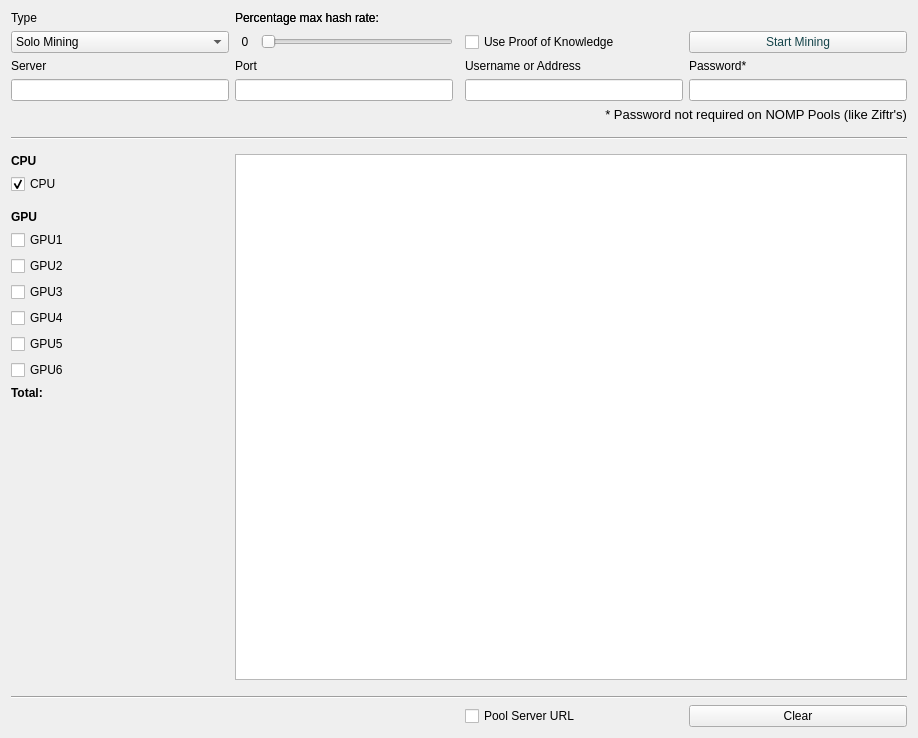
First picture: the form in src/qt/forms/miningpage.ui, repository ZiftrCOIN/ziftrcoin, before the edit.
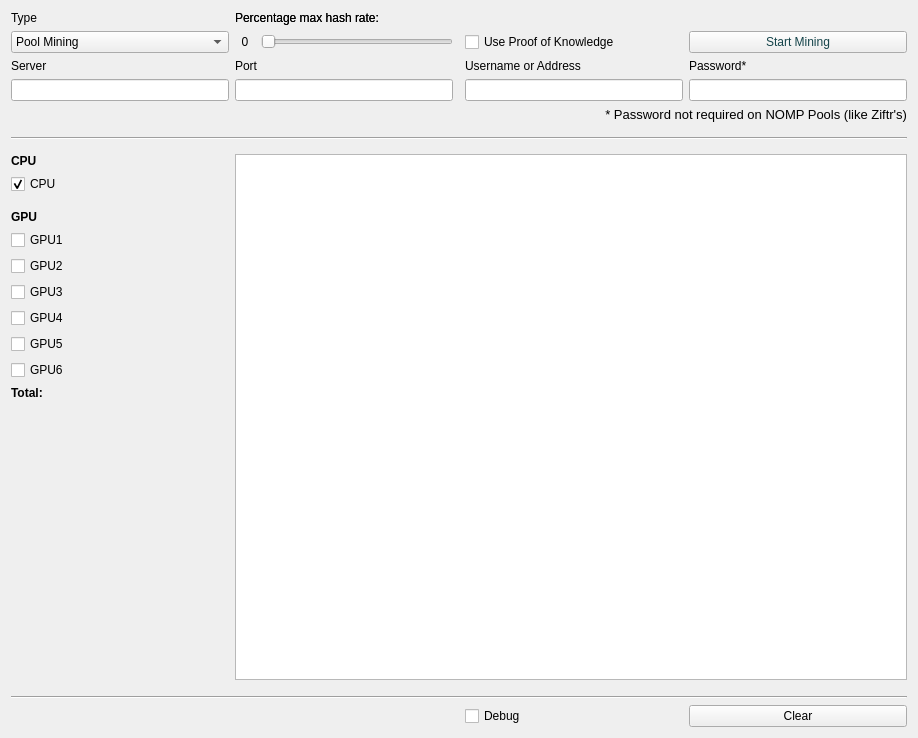
Second picture: the form after the edit.

```diff
--- a/src/qt/forms/miningpage.ui
+++ b/src/qt/forms/miningpage.ui
@@ -108,7 +108,7 @@
       <bool>false</bool>
      </property>
      <property name="currentIndex">
-      <number>0</number>
+      <number>1</number>
      </property>
      <item>
       <property name="text">
@@ -209,7 +209,7 @@
       <enum>Qt::LeftToRight</enum>
      </property>
      <property name="text">
-      <string>Pool Server URL</string>
+      <string>Debug</string>
      </property>
     </widget>
    </item>
```
Left out of the diff: 4 changed lines with no effect on the pictures.
